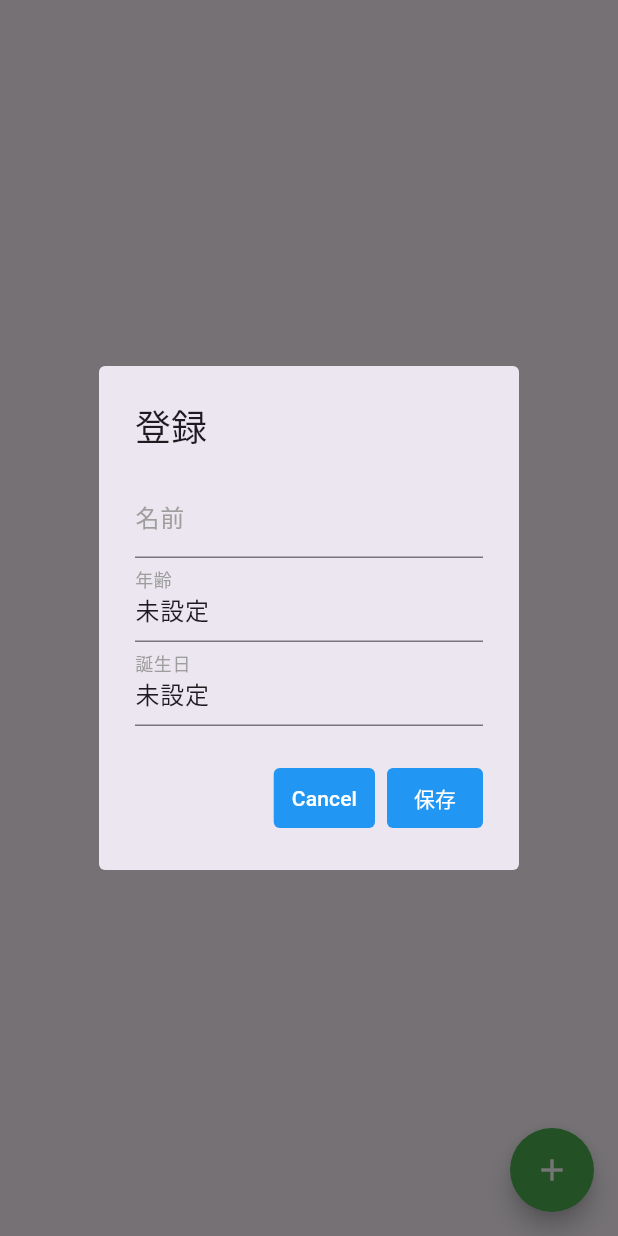
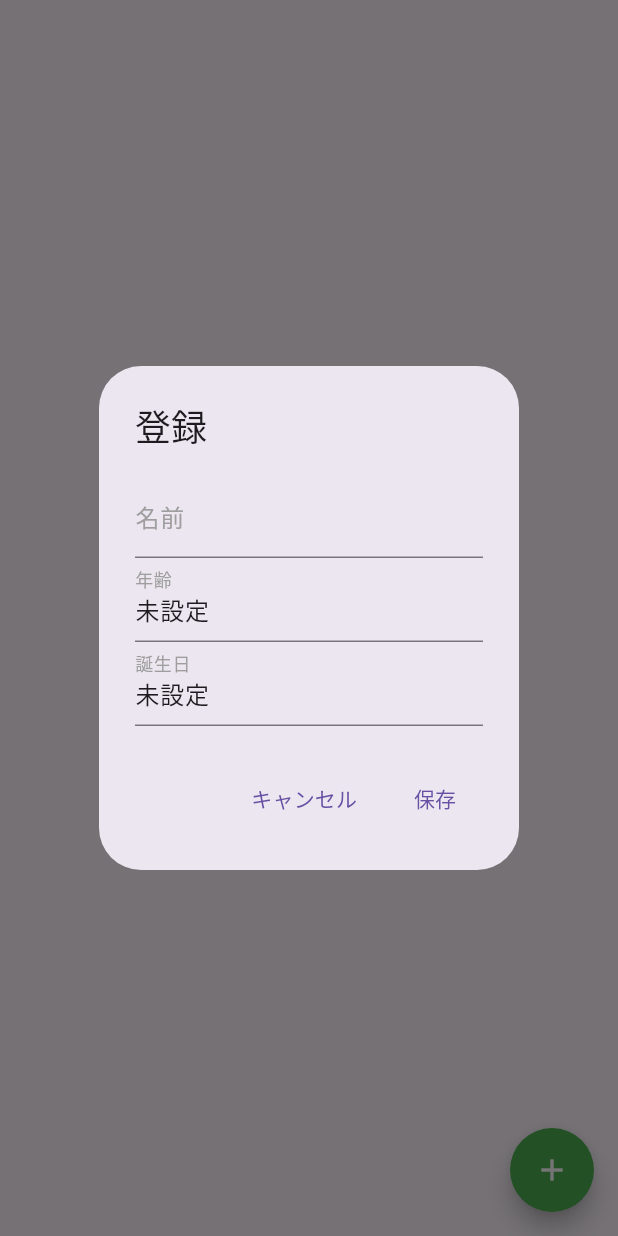
Before and after one commit to yosefstar/flutter-tutorial, a Flutter app: the AsyncPage screen opened directly, after a tap on the "add" icon, on a phone screen of 412 x 824 dp. Run offline on Flutter 3.47's test engine with Material 3 defaults, Android fonts, the phone set to English and light mode, and no system bars; our stand-ins replace logger, shared_preferences; accounts and stored records are empty.

```diff
--- a/lib/async/async_page.dart
+++ b/lib/async/async_page.dart
@@ -111,16 +111,7 @@ class AsyncPageState extends State<AsyncPage> {
           actions: [
             TextButton(
               onPressed: () => Navigator.of(context).pop(),
-              style: ButtonStyle(
-                backgroundColor: MaterialStateProperty.all(Colors.blue),
-                foregroundColor: MaterialStateProperty.all(Colors.white),
-                shape: MaterialStateProperty.all(
-                  RoundedRectangleBorder(
-                    borderRadius: BorderRadius.circular(4),
-                  ),
-                ),
-              ),
-              child: const Text('Cancel'),
+              child: const Text('キャンセル'),
             ),
             TextButton(
               onPressed: () {
@@ -138,21 +129,9 @@ class AsyncPageState extends State<AsyncPage> {
                   });
                 }
               },
-              style: ButtonStyle(
-                backgroundColor: MaterialStateProperty.all(Colors.blue),
-                foregroundColor: MaterialStateProperty.all(Colors.white),
-                shape: MaterialStateProperty.all(
-                  RoundedRectangleBorder(
-                    borderRadius: BorderRadius.circular(4),
-                  ),
-                ),
-              ),
               child: const Text('保存'),
             ),
           ],
-          shape: RoundedRectangleBorder(
-            borderRadius: BorderRadius.circular(4),
-          ),
         );
       },
     );
```
